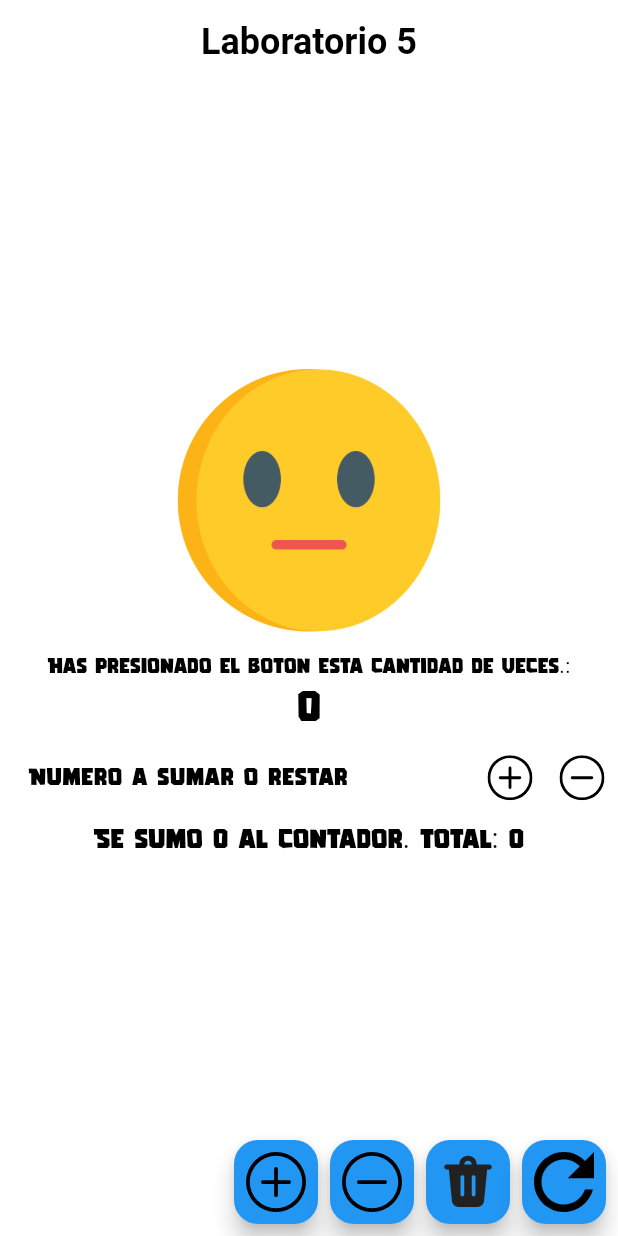
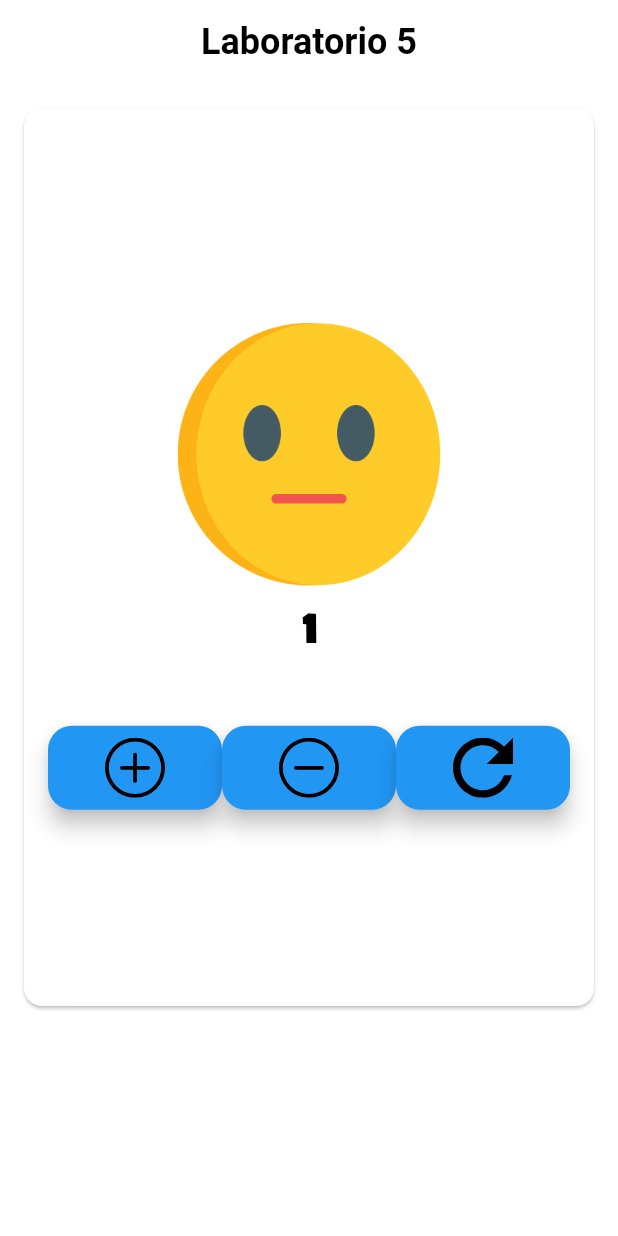
Before and after one commit to xAlee/DevMobile, a Flutter app: the screen it shows after launch, after a tap on an icon or button, on a phone screen of 412 x 824 dp. Run offline on Flutter 3.47's test engine with Material 3 defaults, Android fonts, the phone set to English and light mode, and no system bars; our stand-ins replace flutter_svg.

Commit message:
Lab 5 Terminado

```diff
--- a/lib/main.dart
+++ b/lib/main.dart
@@ -4,30 +4,3 @@ import 'pages/home.dart';
 void main() {
   runApp(const MyApp());
 }
-
-class MyApp extends StatelessWidget {
-  const MyApp({super.key});
-
-  @override
-  Widget build(BuildContext context) {
-    return MaterialApp(
-      title: 'Flutter Demo',
-      theme: ThemeData(
-        fontFamily: 'GAMERIA',
-        primaryColor: Colors.blue,
-        colorScheme: ColorScheme.fromSwatch(primarySwatch: Colors.blue),
-        appBarTheme: AppBarTheme(
-          backgroundColor: Colors.blue,
-          titleTextStyle: TextStyle(
-            color: Colors.black,
-            fontSize: 24,
-            fontWeight: FontWeight.bold,
-          ),
-          centerTitle: true,
-        ),
-        useMaterial3: true,
-      ),
-      home: const MyHomePage(title: 'Laboratorio 5'),
-    );
-  }
-}
--- a/lib/pages/home.dart
+++ b/lib/pages/home.dart
@@ -1,5 +1,32 @@
 import 'package:flutter/material.dart';
 import 'package:flutter_svg/flutter_svg.dart';
+
+class MyApp extends StatelessWidget {
+  const MyApp({Key? key}) : super(key: key);
+
+  @override
+  Widget build(BuildContext context) {
+    return MaterialApp(
+      title: 'Flutter Demo',
+      theme: ThemeData(
+        fontFamily: 'GAMERIA',
+        primaryColor: Colors.blue,
+        colorScheme: ColorScheme.fromSwatch(primarySwatch: Colors.blue),
+        appBarTheme: AppBarTheme(
+          backgroundColor: Colors.blue,
+          titleTextStyle: TextStyle(
+            color: Colors.black,
+            fontSize: 24,
+            fontWeight: FontWeight.bold,
+          ),
+          centerTitle: true,
+        ),
+        useMaterial3: true,
+      ),
+      home: const MyHomePage(title: 'Laboratorio 5'),
+    );
+  }
+}
 
 class MyHomePage extends StatefulWidget {
   const MyHomePage({Key? key, required this.title}) : super(key: key);
@@ -12,8 +39,6 @@ class MyHomePage extends StatefulWidget {
 
 class _MyHomePageState extends State<MyHomePage> {
   int _counter = 0; // Contador total
-  int _buttonCounter =
-      0; // Contador para "Has presionado el botón esta cantidad de veces"
   TextEditingController _controller = TextEditingController();
   String _message = '';
   String _emojiImagePath =
@@ -23,21 +48,19 @@ class _MyHomePageState extends State<MyHomePage> {
     setState(() {
       if (operation == 'add') {
         _counter += value;
-        _buttonCounter += value; // Incrementa el contador del botón
-        _setMessage('Se sumó $value al contador. Total: $_counter');
       } else if (operation == 'subtract') {
         _counter -= value;
-        _buttonCounter += value; // Incrementa el contador del botón
-        _setMessage('Se restó $value al contador. Total: $_counter');
       }
 
-      // Actualizar la ruta de la imagen del emoji en función del valor del puntaje resultado
-      if (_counter > 15) {
+      if (_counter == 15) {
         _emojiImagePath = 'assets/icons/happy_png.png';
-      } else if (_counter >= 0) {
+        _setMessage('Victoria');
+      } else if (_counter == 10) {
+        _emojiImagePath = 'assets/icons/sad_png.png';
+        _setMessage('Derrota');
+      } else {
         _emojiImagePath = 'assets/icons/neutral_png.png';
-      } else {
-        _emojiImagePath = 'assets/icons/sad_png.png';
+        _setMessage('');
       }
     });
   }
@@ -55,7 +78,14 @@ class _MyHomePageState extends State<MyHomePage> {
         backgroundColor: Theme.of(context).colorScheme.inversePrimary,
         title: Text(widget.title),
       ),
-      body: Center(
+      body: Column(
+        children: [
+          Expanded(
+            child: Center(
+              child: Card(
+                margin: EdgeInsets.all(16.0),
+                child: Padding(
+                  padding: const EdgeInsets.all(16.0),
                   child: Column(
                     mainAxisAlignment: MainAxisAlignment.center,
                     children: <Widget>[
@@ -64,52 +94,9 @@ class _MyHomePageState extends State<MyHomePage> {
                         width: 200,
                         height: 200,
                       ),
-            const Text(
-              'Has presionado el botón esta cantidad de veces.:',
-            ),
                       Text(
-              '$_buttonCounter', // Mostrar el contador del botón en lugar del contador total
+                        '$_counter', // Mostrar el contador del botón en lugar del contador total
                         style: Theme.of(context).textTheme.headlineMedium,
-            ),
-            Row(
-              mainAxisAlignment: MainAxisAlignment.center,
-              children: <Widget>[
-                Expanded(
-                  child: TextField(
-                    controller: _controller,
-                    keyboardType: TextInputType.number,
-                    decoration: InputDecoration(
-                      labelText: '   Número a sumar o restar',
-                    ),
-                  ),
-                ),
-                IconButton(
-                  onPressed: () {
-                    int value = int.tryParse(_controller.text) ?? 0;
-                    _controller.clear();
-                    _updateCounter(value, 'add');
-                  },
-                  icon: SvgPicture.asset(
-                    'assets/icons/addition.svg',
-                    width: 30,
-                    height: 30,
-                  ),
-                  tooltip: 'Increment',
-                ),
-                IconButton(
-                  onPressed: () {
-                    int value = int.tryParse(_controller.text) ?? 0;
-                    _controller.clear();
-                    _updateCounter(value, 'subtract');
-                  },
-                  icon: SvgPicture.asset(
-                    'assets/icons/subtraction.svg',
-                    width: 30,
-                    height: 30,
-                  ),
-                  tooltip: 'Decrement',
-                ),
-              ],
                       ),
                       // Nuevo widget para mostrar el mensaje de resultado
                       Text(
@@ -119,12 +106,14 @@ class _MyHomePageState extends State<MyHomePage> {
                           fontSize: 18,
                         ),
                       ),
-          ],
-        ),
-      ),
-      persistentFooterButtons: [
-        // Sumar al contador
-        FloatingActionButton(
+                      // Espacio para separar los botones de la tarjeta
+                      SizedBox(height: 20),
+                      // Row para alinear los botones horizontalmente
+                      Row(
+                        mainAxisAlignment: MainAxisAlignment.center,
+                        children: [
+                          Expanded(
+                            child: FloatingActionButton(
                               onPressed: () {
                                 _updateCounter(1, 'add');
                               },
@@ -135,8 +124,9 @@ class _MyHomePageState extends State<MyHomePage> {
                                 height: 40,
                               ),
                             ),
-        // Restar al contador
-        FloatingActionButton(
+                          ),
+                          Expanded(
+                            child: FloatingActionButton(
                               onPressed: () {
                                 _updateCounter(1, 'subtract');
                               },
@@ -147,28 +137,12 @@ class _MyHomePageState extends State<MyHomePage> {
                                 height: 40,
                               ),
                             ),
-        // Reiniciar el contador del botón
-        FloatingActionButton(
+                          ),
+                          Expanded(
+                            child: FloatingActionButton(
                               onPressed: () {
                                 setState(() {
-              _buttonCounter = 0; // Reiniciar el contador del botón
-              _setMessage(
-                  'Se reinició el contador de presiones de botón. Total: $_counter');
-            });
-          },
-          tooltip: 'Reset',
-          child: SvgPicture.asset(
-            'assets/icons/trash.svg',
-            width: 40,
-            height: 40,
-          ),
-        ),
-        FloatingActionButton(
-          onPressed: () {
-            setState(() {
-              _buttonCounter = 0;
                                   _counter = 0;
-              _setMessage('Se reinició todo. Total: $_counter');
                                 });
                               },
                               tooltip: 'Reload',
@@ -178,7 +152,19 @@ class _MyHomePageState extends State<MyHomePage> {
                                 height: 40,
                               ),
                             ),
+                          ),
                         ],
+                      ),
+                    ],
+                  ),
+                ),
+              ),
+            ),
+          ),
+          // Espacio en blanco para dejar la mitad inferior vacía
+          SizedBox(height: MediaQuery.of(context).size.height / 6),
+        ],
+      ),
     );
   }
 }
```
Also changed, not shown: pubspec.lock. Lines whose indentation alone changed are shown as unchanged.
